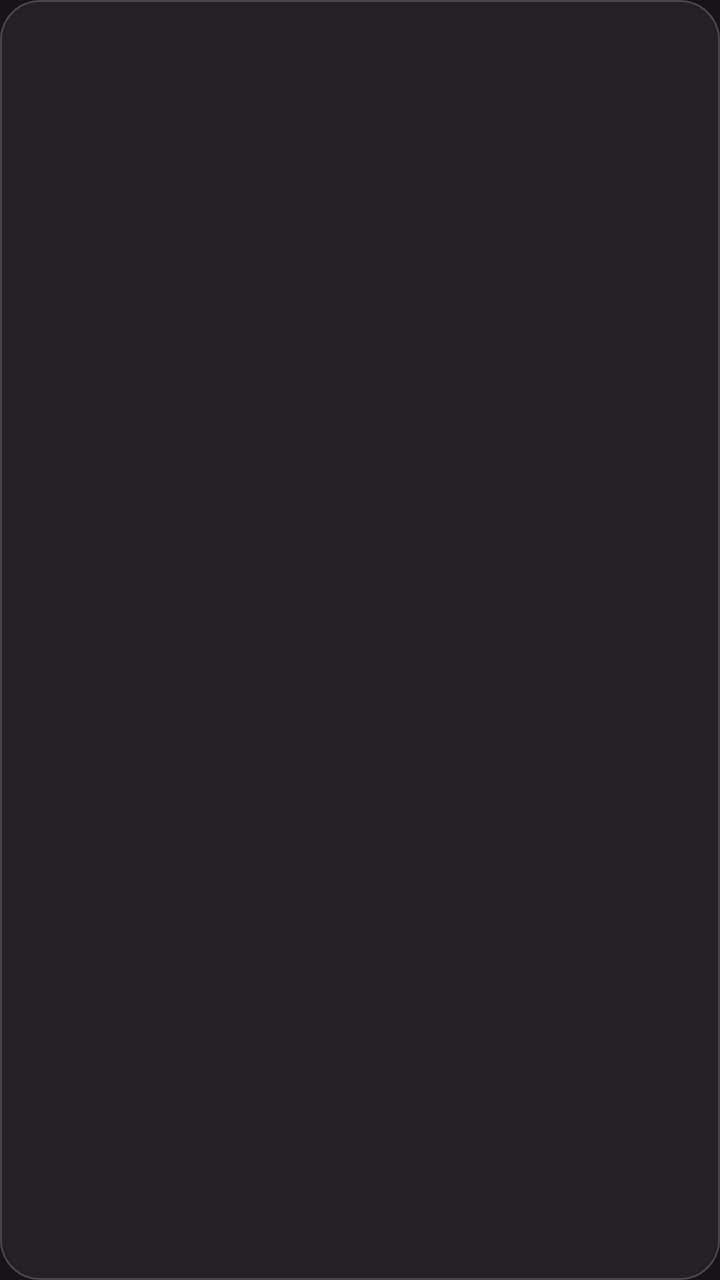
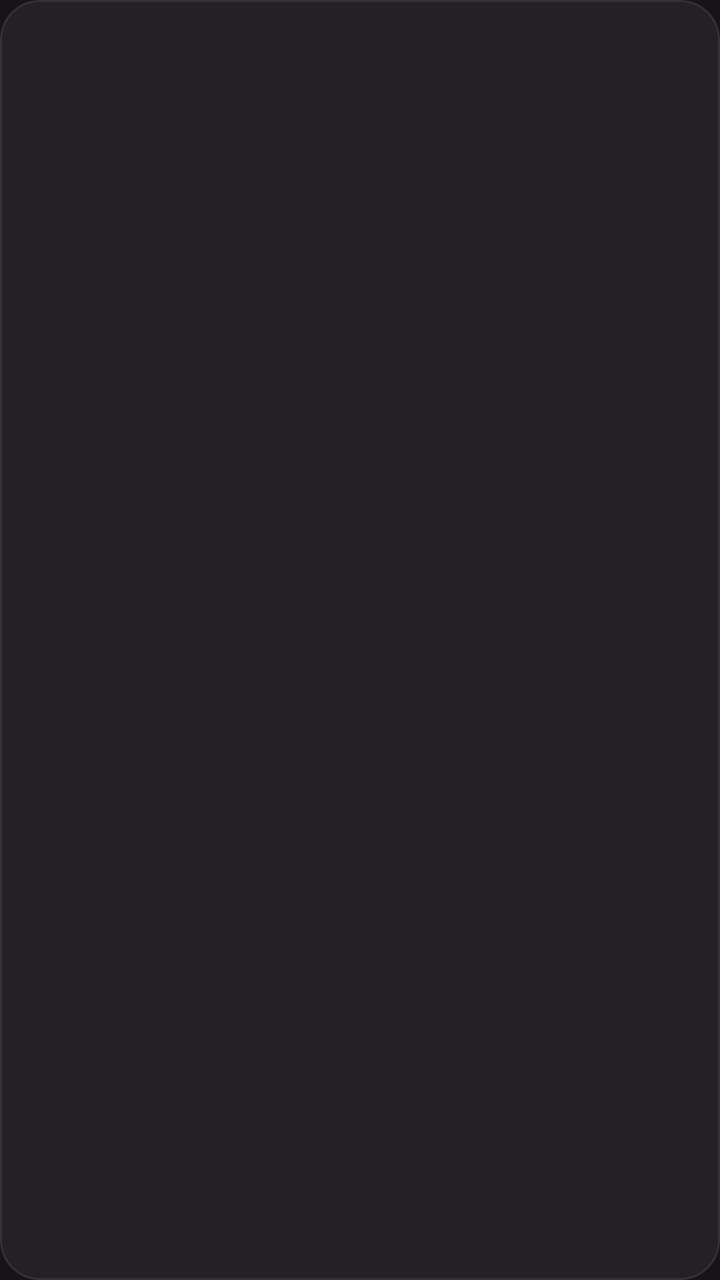

Two renders of the same Android screen: before a commit and after it. Below are the layout's source before the change and the commit's diff.
<!-- AndroidManifest.xml: application theme Theme.Unsaid -->
<!-- res/layout/item_task.xml -->
<?xml version="1.0" encoding="utf-8"?>
<com.google.android.material.card.MaterialCardView
    xmlns:android="http://schemas.android.com/apk/res/android"
    xmlns:app="http://schemas.android.com/apk/res-auto"
    android:layout_width="match_parent"
    android:layout_height="wrap_content"
    android:layout_marginBottom="12dp"
    app:cardBackgroundColor="@color/unsaid_surface"
    app:cardCornerRadius="20dp"
    app:cardElevation="0dp">

    <LinearLayout
        android:layout_width="match_parent"
        android:layout_height="wrap_content"
        android:orientation="vertical"
        android:padding="20dp">

        <TextView
            android:id="@+id/tvTitle"
            android:layout_width="wrap_content"
            android:layout_height="wrap_content"
            android:textColor="@color/unsaid_text"
            android:textSize="18sp"
            android:textStyle="bold" />

        <TextView
            android:id="@+id/tvInfo"
            android:layout_width="wrap_content"
            android:layout_height="wrap_content"
            android:layout_marginTop="6dp"
            android:textColor="@color/unsaid_accent"
            android:textSize="14sp" />
    </LinearLayout>
</com.google.android.material.card.MaterialCardView>
<!-- resources referenced by this layout -->
<resources>
  <color name="unsaid_accent">#C08497</color>
  <color name="unsaid_surface">#242025</color>
  <color name="unsaid_text">#F5EDF0</color>
  <style name="Theme.Unsaid" parent="Base.Theme.Unsaid" />
  <style name="Base.Theme.Unsaid" parent="Theme.Material3.Dark.NoActionBar">
          <item name="colorPrimary">@color/unsaid_accent</item>
          <item name="colorOnPrimary">@color/unsaid_background</item>
          <item name="android:colorBackground">@color/unsaid_background</item>
          <item name="colorOnBackground">@color/unsaid_text</item>
          <item name="colorSurface">@color/unsaid_surface</item>
          <item name="colorOnSurface">@color/unsaid_text</item>
          <item name="colorOnSurfaceVariant">@color/unsaid_text_secondary</item>
          <item name="android:statusBarColor">@color/unsaid_background</item>
          <item name="android:navigationBarColor">@color/unsaid_background</item>
      </style>
  <color name="unsaid_background">#171417</color>
  <color name="unsaid_text_secondary">#A99BA2</color>
</resources>

<!-- the commit's change to res/layout/item_task.xml (unified diff, before → after) -->
@@ -7,7 +7,9 @@
     android:layout_marginBottom="12dp"
     app:cardBackgroundColor="@color/unsaid_surface"
     app:cardCornerRadius="20dp"
-    app:cardElevation="0dp">
+    app:cardElevation="0dp"
+    app:strokeColor="#3A2F36"
+    app:strokeWidth="1dp">
 
     <LinearLayout
         android:layout_width="match_parent"
